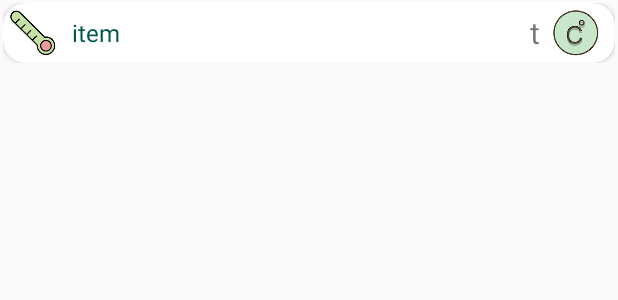
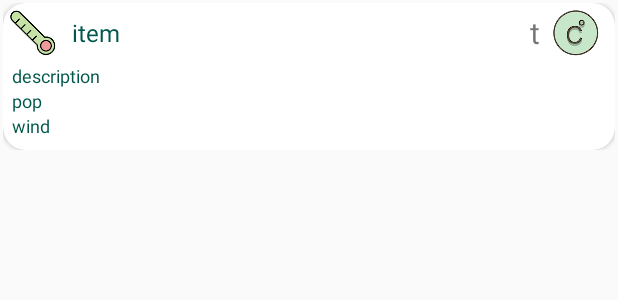
Before and after one commit to Nataliani80/Android1, an Android app: the layout item_temperatures.xml on its own in the app's theme, with its tools: preview values and no code run, on a phone screen of 412 x 824 dp. Shown: the top 300 px of the screen. Run offline under Robolectric (Android 15) with nearby library versions, the phone set to English and light mode, and no system bars.

Commit message:
переделала TemperatureFragment, сделала прогноз погоды на 16 дней

```diff
--- a/Android1_Lesson1_HomeWork/app/src/main/java/com/example/natali/android1/DatabaseHelper.java
+++ b/Android1_Lesson1_HomeWork/app/src/main/java/com/example/natali/android1/DatabaseHelper.java
@@ -15,6 +15,8 @@ public class DatabaseHelper extends SQLiteOpenHelper {
     static final String TABLE_CITIES = "cities";
     public static final String COLUMN_ID = "id";
     public static final String COLUMN_CITY = "city";
+
+    //static final String TABLE_WEATHER_FORECAST = "weatherForecast";
 
     private static DatabaseHelper instance;
 
--- a/Android1_Lesson1_HomeWork/app/src/main/java/com/example/natali/android1/WeatherFragment.java
+++ b/Android1_Lesson1_HomeWork/app/src/main/java/com/example/natali/android1/WeatherFragment.java
@@ -27,6 +27,7 @@ import java.util.Date;
 import java.util.Locale;
 
 public class WeatherFragment extends Fragment {
+
     private static final String KEY_POSITION = "Position";
     private static final String KEY_NAME = "CityName";
     private Sensor sensorProximity;
--- a/Android1_Lesson1_HomeWork/app/src/main/res/layout/fragment_weather.xml
+++ b/Android1_Lesson1_HomeWork/app/src/main/res/layout/fragment_weather.xml
@@ -72,7 +72,7 @@
                 <TextView
                     android:layout_width="wrap_content"
                     android:layout_height="wrap_content"
-                    android:text="@string/probability_of_precipitation"
+                    android:text="@string/probability_of_precipitation1"
                     android:gravity="right"
                     style="@style/SecondStyle"/>
 
--- a/Android1_Lesson1_HomeWork/app/src/main/res/layout/item_temperatures.xml
+++ b/Android1_Lesson1_HomeWork/app/src/main/res/layout/item_temperatures.xml
@@ -17,8 +17,13 @@
         <LinearLayout
             android:layout_width="match_parent"
             android:layout_height="wrap_content"
-            android:orientation="horizontal"
-            android:gravity="center_vertical">
+            android:orientation="vertical">
+
+            <LinearLayout
+                android:layout_width="match_parent"
+                android:layout_height="wrap_content"
+                android:gravity="center_vertical"
+                android:orientation="horizontal">
 
                 <ImageView
                     android:id="@+id/image"
@@ -52,5 +57,35 @@
                     android:layout_marginRight="6dp"
                     android:src="@drawable/symbol" />
             </LinearLayout>
+
+            <TextView
+                android:id="@+id/forecast_description"
+                android:layout_width="wrap_content"
+                android:layout_height="wrap_content"
+                android:layout_marginLeft="6dp"
+                android:text="description"
+                android:textColor="@color/colorAccent"
+                android:textSize="12sp" />
+
+            <TextView
+                android:id="@+id/forecast_pop"
+                android:layout_width="wrap_content"
+                android:layout_height="wrap_content"
+                android:layout_marginLeft="6dp"
+                android:text="pop"
+                android:textColor="@color/colorAccent"
+                android:textSize="12sp" />
+
+            <TextView
+                android:id="@+id/forecast_wind"
+                android:layout_width="wrap_content"
+                android:layout_height="wrap_content"
+                android:layout_marginLeft="6dp"
+                android:layout_marginBottom="8dp"
+                android:text="wind"
+                android:textColor="@color/colorAccent"
+                android:textSize="12sp" />
+
+        </LinearLayout>
     </android.support.v7.widget.CardView>
 </LinearLayout>
--- a/Android1_Lesson1_HomeWork/app/src/main/res/values/strings.xml
+++ b/Android1_Lesson1_HomeWork/app/src/main/res/values/strings.xml
@@ -7,7 +7,8 @@
     <string name="weather">Солнечно</string>
     <string name="temperature">15</string>
     <string name="degrees">C | F</string>
-    <string name="probability_of_precipitation">Вероятность осадков: 0%</string>
+    <string name="probability_of_precipitation">Вероятность осадков: %1$d %%</string>
+    <string name="probability_of_precipitation1">Вероятность осадков: 0%</string>
     <string name="humidity">Влажность:  %1$d %%</string>
     <string name="wind">Ветер: %1$s %2$.2f м/с</string>
     <string name="city_request">Введите название города</string>
```
Also changed, not shown: Android1_Lesson1_HomeWork/app/src/main/java/com/example/natali/android1/AdapterTemperatures.java (+25 -9 lines), Android1_Lesson1_HomeWork/app/src/main/java/com/example/natali/android1/CardTemperatures.java (deleted, +0 -21 lines), Android1_Lesson1_HomeWork/app/src/main/java/com/example/natali/android1/CardTemperaturesBuilder.java (deleted, +0 -26 lines), Android1_Lesson1_HomeWork/app/src/main/java/com/example/natali/android1/TemperatureFragment.java (+53 -8 lines), Android1_Lesson1_HomeWork/app/src/main/java/com/example/natali/android1/WeatherForecast.java (added, +50 -0 lines), 1 other file. Lines whose indentation alone changed are shown as unchanged.
